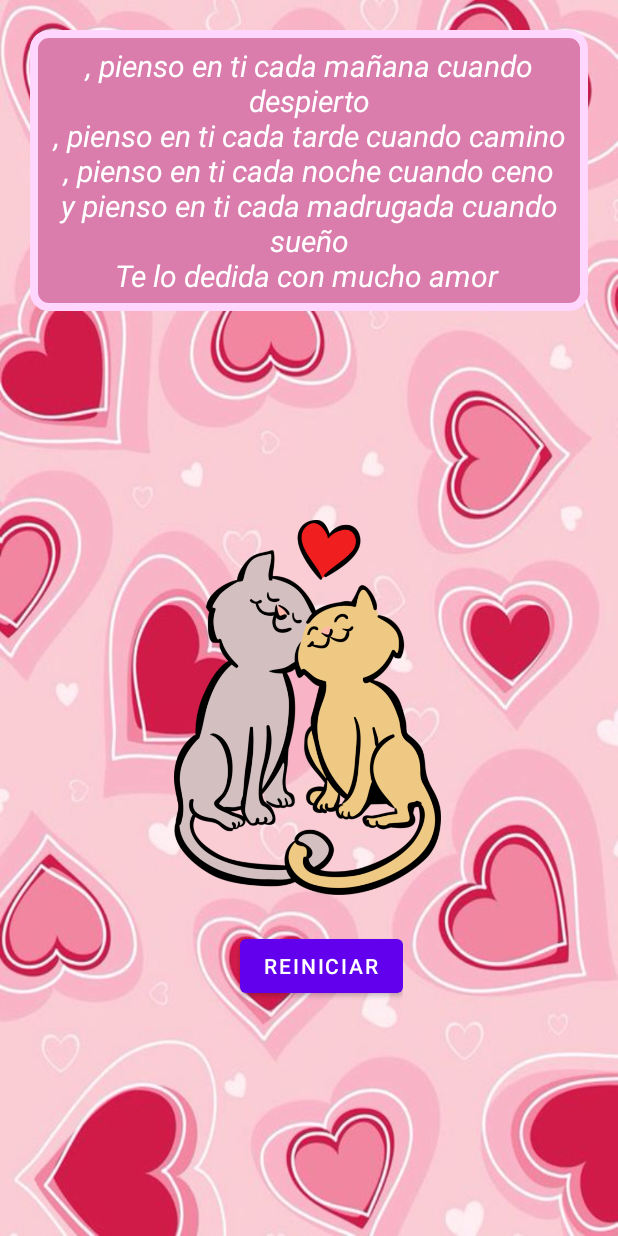
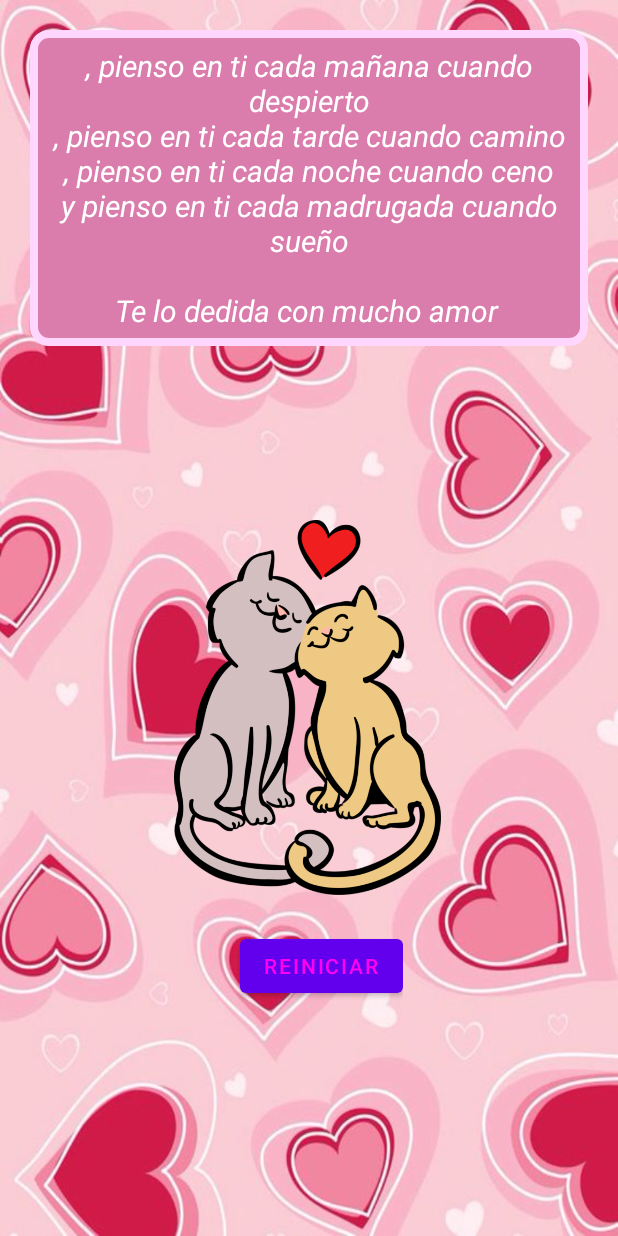
Before and after one commit to IbrahCanto/Practica_Tarjeta, an Android app: the screen it shows after launch (MainActivity2), after a tap on "COMENZAR", on a phone screen of 412 x 824 dp. Run offline under Robolectric (Android 15) with nearby library versions, the phone set to English and light mode, and no system bars.

Commit message:
-Mas correcciones

```diff
--- a/app/src/main/java/com/example/practica_tarjeta/MainActivity.java
+++ b/app/src/main/java/com/example/practica_tarjeta/MainActivity.java
@@ -35,7 +35,7 @@ public class MainActivity extends AppCompatActivity {
             @Override
             public void onClick(View view) {
                 //Bloque que se ejecuta
-                Toast.makeText(getApplicationContext(), "By Ibrahin Canto Almeida", Toast.LENGTH_LONG).show();
+                Toast.makeText(getApplicationContext(), "By Ibrahin Canto Almeida\n" + "Curso de Titulación Lic. en Informatica", Toast.LENGTH_LONG).show();
                 Log.i("ERROR1", "Diste click en salir");
                 finish();
                 Intent intent = new Intent(Intent.ACTION_MAIN);
--- a/app/src/main/java/com/example/practica_tarjeta/MainActivity2.java
+++ b/app/src/main/java/com/example/practica_tarjeta/MainActivity2.java
@@ -28,6 +28,7 @@ public class MainActivity2 extends AppCompatActivity {
                 NombreUser2 + ", pienso en ti cada tarde cuando camino\n" +
                 NombreUser2 + ", pienso en ti cada noche cuando ceno\n" +
                 "y pienso en ti cada madrugada cuando sueño\n" +
+                        "\n" +
                         "Te lo dedida con mucho amor " + NombreUser
         );
     }
--- a/app/src/main/res/layout/activity_main.xml
+++ b/app/src/main/res/layout/activity_main.xml
@@ -19,10 +19,10 @@
             android:layout_height="wrap_content"
             android:layout_marginLeft="150dp"
             android:layout_marginTop="120dp"
+            android:text="@string/user"
+            android:textColor="#FFFFFF"
             android:textSize="15dp"
-            android:textColor="#FFFFFF"
             android:textStyle="bold"
-            android:text="@string/user"
 
 
             />
--- a/app/src/main/res/layout/activity_main2.xml
+++ b/app/src/main/res/layout/activity_main2.xml
@@ -60,6 +60,7 @@
             android:layout_marginTop="620dp"
             android:layout_marginLeft="60dp"
             android:onClick="Anterior"
+            android:textColor="#FF00F2"
             android:text="@string/btregresar" />
 
     </LinearLayout>
```
